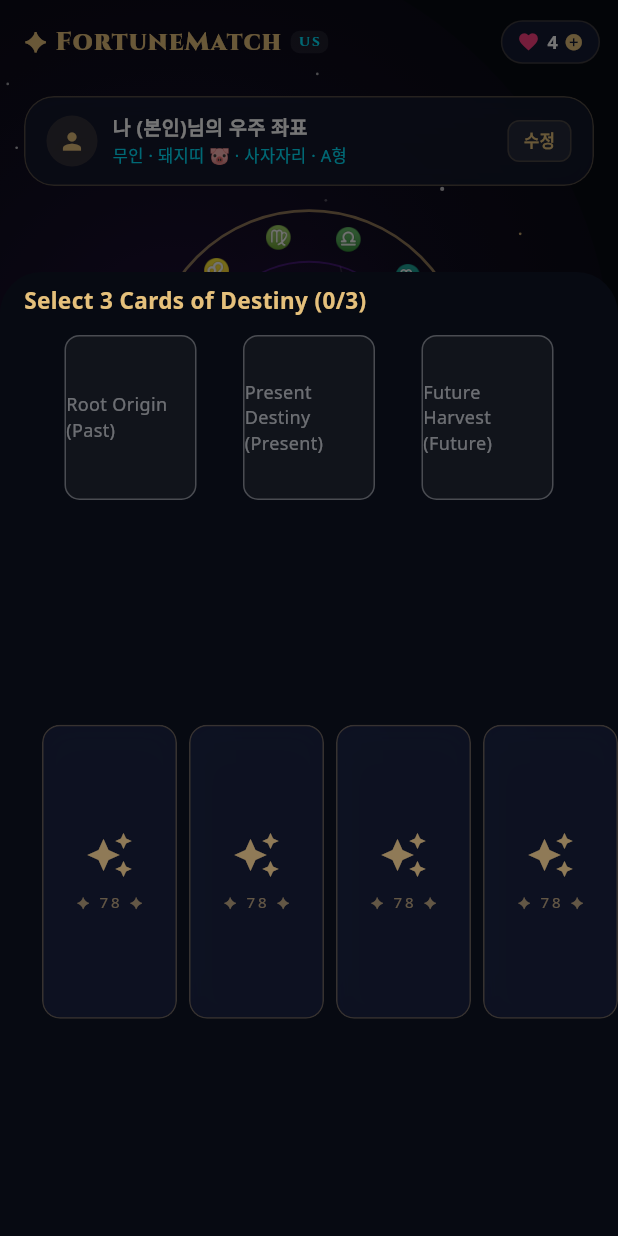
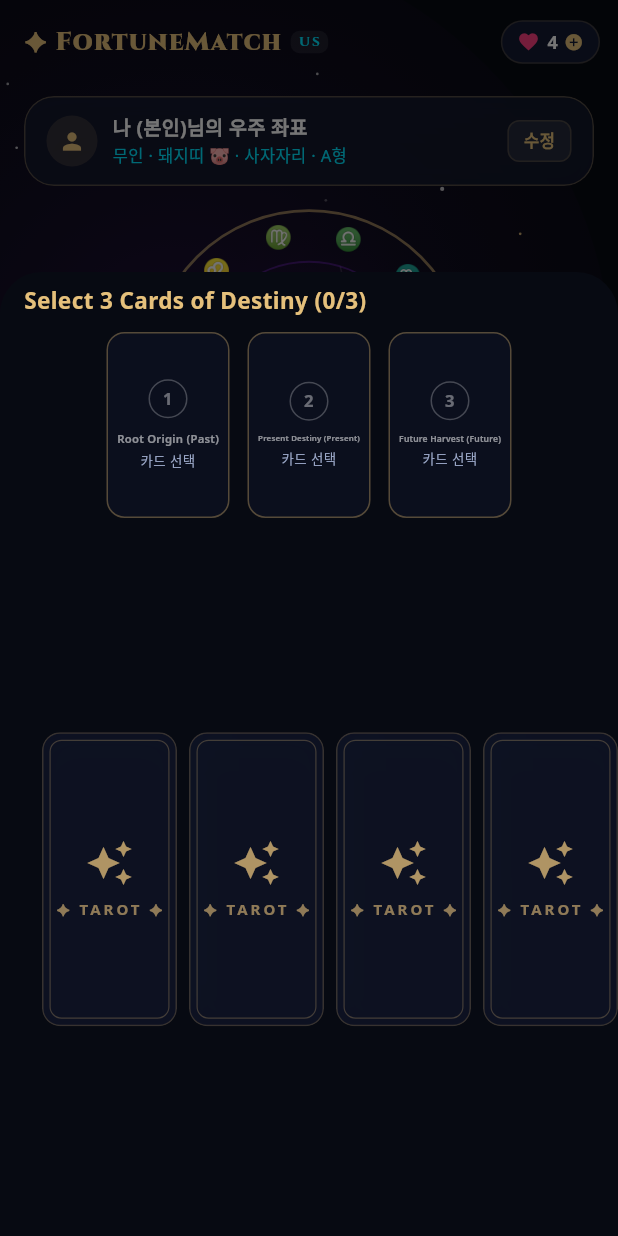
Before and after one commit to koyotejw-ux/ftmt, a Flutter app: the screen it shows after launch, after a tap on "Claim Free Heart (+1❤️)", after a tap on "3-Card Deep Tarot", on a phone screen of 412 x 824 dp. Run offline on Flutter 3.47's test engine with Material 3 defaults, Android fonts, the phone set to English and light mode, and no system bars; our stand-ins replace google_fonts, sensors_plus, share_plus, shared_preferences.

Commit message:
fix: center align and beautify tarot bottom sheet card slots with cohesive golden ratio frames

```diff
--- a/lib/features/fortune/presentation/tarot_shuffle_view.dart
+++ b/lib/features/fortune/presentation/tarot_shuffle_view.dart
@@ -80,77 +80,164 @@ class _TarotShuffleViewState extends State<TarotShuffleView> {
           ),
         ),
 
-        // 3 Picked Cards Area
+        // 3 Picked Cards Area (Tarot Golden Ratio 1:1.6, Perfectly Centered)
         Container(
-          height: 120,
+          height: 130,
           padding: const EdgeInsets.symmetric(horizontal: 16),
           child: Row(
-            mainAxisAlignment: MainAxisAlignment.spaceEvenly,
+            mainAxisAlignment: MainAxisAlignment.center,
             children: List.generate(3, (index) {
               final hasCard = index < _selectedCards.length;
               final card = hasCard ? _selectedCards[index] : null;
+              final phaseName = [
+                AppI18n.tr('tarot_phase_past', widget.region),
+                AppI18n.tr('tarot_phase_present', widget.region),
+                AppI18n.tr('tarot_phase_future', widget.region),
+              ][index];
 
-              return Flexible(
-                child: Container(
-                  constraints: const BoxConstraints(maxWidth: 88, minWidth: 64),
-                  height: 110,
-                  margin: const EdgeInsets.symmetric(horizontal: 4),
+              return Container(
+                width: 82,
+                height: 124,
+                margin: const EdgeInsets.symmetric(horizontal: 6),
                 decoration: BoxDecoration(
-                    borderRadius: BorderRadius.circular(10),
+                  borderRadius: BorderRadius.circular(12),
                   border: Border.all(
-                      color: hasCard ? SpaceNavyTheme.goldChampagne : Colors.white24,
-                      width: hasCard ? 1.5 : 1.0,
+                    color: hasCard ? SpaceNavyTheme.goldChampagne : SpaceNavyTheme.goldBorder.withValues(alpha: 0.35),
+                    width: hasCard ? 1.8 : 1.0,
                   ),
                   color: hasCard
                       ? const Color(0xFF141B33)
-                        : Colors.white.withValues(alpha: 0.04),
+                      : const Color(0xFF0D1224).withValues(alpha: 0.6),
                   boxShadow: hasCard
                       ? [
                           BoxShadow(
-                              color: SpaceNavyTheme.goldChampagne.withValues(alpha: 0.35),
-                              blurRadius: 10,
+                            color: SpaceNavyTheme.goldChampagne.withValues(alpha: 0.3),
+                            blurRadius: 12,
+                            spreadRadius: 1,
                           ),
                         ]
                       : [],
                 ),
-                  child: Center(
                 child: hasCard
-                        ? Column(
-                            mainAxisAlignment: MainAxisAlignment.center,
+                    ? ClipRRect(
+                        borderRadius: BorderRadius.circular(11),
+                        child: Stack(
                           children: [
-                              FittedBox(
-                                child: Text(
-                                  card!.runeSymbol,
-                                  style: const TextStyle(
-                                    fontSize: 28,
-                                    color: SpaceNavyTheme.goldChampagne,
+                            // Golden inner border
+                            Positioned.fill(
+                              child: Container(
+                                margin: const EdgeInsets.all(3),
+                                decoration: BoxDecoration(
+                                  borderRadius: BorderRadius.circular(8),
+                                  border: Border.all(
+                                    color: SpaceNavyTheme.goldChampagne.withValues(alpha: 0.4),
+                                    width: 0.8,
                                   ),
                                 ),
                               ),
+                            ),
+                            Center(
+                              child: Padding(
+                                padding: const EdgeInsets.all(6),
+                                child: Column(
+                                  mainAxisAlignment: MainAxisAlignment.center,
+                                  crossAxisAlignment: CrossAxisAlignment.center,
+                                  children: [
+                                    // Phase tag
+                                    Text(
+                                      phaseName.split(' ')[0],
+                                      textAlign: TextAlign.center,
+                                      style: const TextStyle(
+                                        color: Color(0xFF00E5FF),
+                                        fontSize: 9,
+                                        fontWeight: FontWeight.bold,
+                                        letterSpacing: 0.5,
+                                      ),
+                                    ),
                                     const SizedBox(height: 4),
-                              Padding(
-                                padding: const EdgeInsets.symmetric(horizontal: 4),
-                                child: FittedBox(
+                                    // Rune / Arcana Symbol
+                                    Text(
+                                      card!.runeSymbol,
+                                      textAlign: TextAlign.center,
+                                      style: const TextStyle(
+                                        fontSize: 26,
+                                        color: SpaceNavyTheme.goldChampagne,
+                                        height: 1.1,
+                                      ),
+                                    ),
+                                    const SizedBox(height: 6),
+                                    // Card Name
+                                    FittedBox(
                                       fit: BoxFit.scaleDown,
                                       child: Text(
-                                    card.localizedName(widget.region).split(' ')[0],
+                                        card.localizedName(widget.region).split('(').first.trim(),
+                                        textAlign: TextAlign.center,
                                         style: const TextStyle(
-                                      fontSize: 11,
+                                          fontSize: 12,
                                           color: Colors.white,
                                           fontWeight: FontWeight.bold,
                                         ),
                                       ),
                                     ),
+                                  ],
+                                ),
+                              ),
                             ),
                           ],
+                        ),
                       )
-                        : Text(
-                            [
-                              AppI18n.tr('tarot_phase_past', widget.region),
-                              AppI18n.tr('tarot_phase_present', widget.region),
-                              AppI18n.tr('tarot_phase_future', widget.region),
-                            ][index],
-                            style: const TextStyle(color: Colors.white38, fontSize: 12),
+                    : Center(
+                        child: Padding(
+                          padding: const EdgeInsets.symmetric(horizontal: 6, vertical: 8),
+                          child: Column(
+                            mainAxisAlignment: MainAxisAlignment.center,
+                            crossAxisAlignment: CrossAxisAlignment.center,
+                            children: [
+                              Container(
+                                width: 26,
+                                height: 26,
+                                decoration: BoxDecoration(
+                                  shape: BoxShape.circle,
+                                  border: Border.all(
+                                    color: Colors.white24,
+                                    width: 1,
+                                  ),
+                                ),
+                                child: Center(
+                                  child: Text(
+                                    '${index + 1}',
+                                    textAlign: TextAlign.center,
+                                    style: const TextStyle(
+                                      color: Colors.white38,
+                                      fontSize: 11,
+                                      fontWeight: FontWeight.bold,
+                                    ),
+                                  ),
+                                ),
+                              ),
+                              const SizedBox(height: 8),
+                              FittedBox(
+                                fit: BoxFit.scaleDown,
+                                child: Text(
+                                  phaseName,
+                                  textAlign: TextAlign.center,
+                                  style: const TextStyle(
+                                    color: Colors.white54,
+                                    fontSize: 11,
+                                    fontWeight: FontWeight.w600,
+                                  ),
+                                ),
+                              ),
+                              const SizedBox(height: 3),
+                              const Text(
+                                '카드 선택',
+                                textAlign: TextAlign.center,
+                                style: TextStyle(
+                                  color: Color(0xFF9AA7C7),
+                                  fontSize: 9,
+                                ),
+                              ),
+                            ],
                           ),
                         ),
                       ),
@@ -199,6 +286,19 @@ class _TarotShuffleViewState extends State<TarotShuffleView> {
                           backgroundColor: const Color(0xFF0D1224).withValues(alpha: 0.85),
                           child: Stack(
                             children: [
+                              // Inner ornate border
+                              Positioned.fill(
+                                child: Container(
+                                  margin: const EdgeInsets.all(4),
+                                  decoration: BoxDecoration(
+                                    borderRadius: BorderRadius.circular(8),
+                                    border: Border.all(
+                                      color: SpaceNavyTheme.goldChampagne.withValues(alpha: isPicked ? 0.6 : 0.25),
+                                      width: 0.8,
+                                    ),
+                                  ),
+                                ),
+                              ),
                               // Mystical back design
                               Center(
                                 child: Column(
@@ -206,15 +306,20 @@ class _TarotShuffleViewState extends State<TarotShuffleView> {
                                   children: [
                                     Icon(
                                       Icons.auto_awesome,
-                                      color: SpaceNavyTheme.goldChampagne.withValues(alpha: 0.6),
+                                      color: isPicked
+                                          ? SpaceNavyTheme.cyanNeon
+                                          : SpaceNavyTheme.goldChampagne.withValues(alpha: 0.75),
                                       size: 32,
                                     ),
                                     const SizedBox(height: 8),
                                     Text(
-                                      '✦ 78 ✦',
+                                      '✦ TAROT ✦',
                                       style: TextStyle(
-                                        color: SpaceNavyTheme.goldChampagne.withValues(alpha: 0.4),
+                                        color: isPicked
+                                            ? SpaceNavyTheme.cyanNeon
+                                            : SpaceNavyTheme.goldChampagne.withValues(alpha: 0.6),
                                         fontSize: 10,
+                                        fontWeight: FontWeight.bold,
                                         letterSpacing: 2.0,
                                       ),
                                     ),
@@ -223,14 +328,14 @@ class _TarotShuffleViewState extends State<TarotShuffleView> {
                               ),
                               if (isPicked)
                                 Positioned(
-                                  top: 6,
-                                  right: 6,
+                                  top: 8,
+                                  right: 8,
                                   child: Container(
                                     decoration: const BoxDecoration(
                                       color: SpaceNavyTheme.cyanNeon,
                                       shape: BoxShape.circle,
                                     ),
-                                    padding: const EdgeInsets.all(2),
+                                    padding: const EdgeInsets.all(3),
                                     child: const Icon(Icons.check, size: 12, color: Colors.black),
                                   ),
                                 ),
```
Lines whose indentation alone changed are shown as unchanged.
